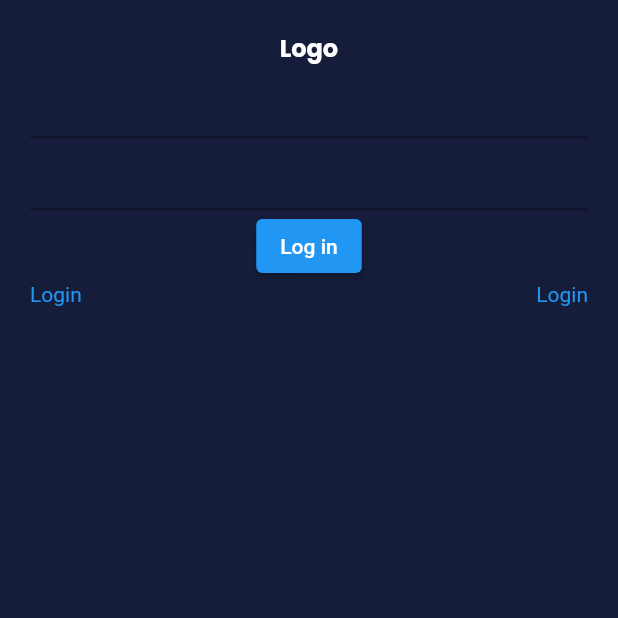
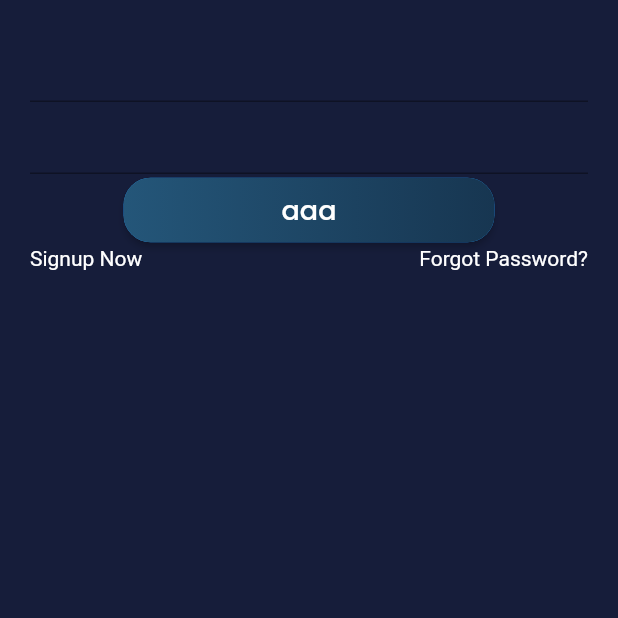
Before and after one commit to FloatKasemtan/CSC291-INFORME, a Flutter app: the screen it shows after launch, after a tap on "Log out", on a phone screen of 412 x 824 dp, the top half of it. Run offline on Flutter 3.47's test engine with Material 2 defaults, Android fonts, the phone set to English and light mode, and no system bars; our stand-ins replace dio, google_fonts; network calls fail.

Commit message:
feat; sign in

```diff
--- a/informe/lib/screens/sign_in.dart
+++ b/informe/lib/screens/sign_in.dart
@@ -1,4 +1,7 @@
 import 'package:flutter/material.dart';
+import 'package:google_fonts/google_fonts.dart';
+import 'package:informe/screens/courses.dart';
+import 'package:informe/screens/get_start.dart';
 import 'package:informe/widgets/sign_in/bottom_action.dart';
 import 'package:informe/widgets/sign_in/custom_textform.dart';
 import 'package:informe/widgets/sign_in/logo.dart';
@@ -30,7 +33,50 @@ class _SignInState extends State<SignIn> {
           children: [
             Logo(),
             CustomTextForm(),
-            ElevatedButton(onPressed: () {}, child: Text("Log in")),
+            // ElevatedButton(
+            //     onPressed: () {
+            //       Navigator.push(
+            //         context,
+            //         MaterialPageRoute(builder: (context) => const Courses()),
+            //       );
+            //     },
+            //     child: Text("Log in"),decoration: BoxDecoration(
+            //           gradient: LinearGradient(
+            //               begin: Alignment.centerLeft,
+            //               end: Alignment.centerRight,
+            //               colors: [Colors.purple, Colors.blue])))
+            ElevatedButton(
+              onPressed: () {},
+              style: ElevatedButton.styleFrom(
+                padding: const EdgeInsets.all(0),
+                shape: RoundedRectangleBorder(
+                  borderRadius: BorderRadius.circular(18.0),
+                ),
+              ),
+              child: Ink(
+                decoration: const BoxDecoration(
+                  gradient: LinearGradient(
+                    colors: <Color>[
+                      Color(0xFF245679),
+                      Color(0xFF173651),
+                    ],
+                    begin: Alignment.centerLeft,
+                    end: Alignment.centerRight,
+                  ),
+                  borderRadius: BorderRadius.all(Radius.circular(18.0)),
+                ),
+                child: Container(
+                  padding: const EdgeInsets.all(8),
+                  width: MediaQuery.of(context).size.width * 0.6,
+                  child: Text(
+                    "aaa",
+                    style: GoogleFonts.poppins(fontSize: 18),
+                    textAlign: TextAlign.center,
+                  ),
+                ),
+              ),
+            ),
+
             BottomAction()
           ],
         ),
--- a/informe/lib/widgets/sign_in/bottom_action.dart
+++ b/informe/lib/widgets/sign_in/bottom_action.dart
@@ -11,9 +11,9 @@ class BottomAction extends StatelessWidget {
       children: [
         RichText(
           text: TextSpan(
-              text: 'Login',
+              text: 'Signup Now',
               style: TextStyle(
-                color: Colors.blue,
+                color: Colors.white,
               ),
               recognizer: TapGestureRecognizer()
                 ..onTap = () {
@@ -22,9 +22,9 @@ class BottomAction extends StatelessWidget {
         ),
         RichText(
           text: TextSpan(
-              text: 'Login',
+              text: 'Forgot Password?',
               style: TextStyle(
-                color: Colors.blue,
+                color: Colors.white
               ),
               recognizer: TapGestureRecognizer()
                 ..onTap = () {
--- a/informe/lib/widgets/sign_in/logo.dart
+++ b/informe/lib/widgets/sign_in/logo.dart
@@ -6,7 +6,13 @@ class Logo extends StatelessWidget {
   @override
   Widget build(BuildContext context) {
     return Container(
-      child: Text("Logo"),
+      child: Column(
+        children: <Widget>[
+          // Image.asset(
+          //   'assets/logoindex.png',
+          // ),
+        ],
+      ),
     );
   }
 }
--- a/informe/pubspec.yaml
+++ b/informe/pubspec.yaml
@@ -61,6 +61,7 @@ flutter:
   # To add assets to your application, add an assets section, like this:
   assets:
     - assets/undercon.png
+    - assets/logoindex.png
   #   - images/a_dot_ham.jpeg
 
   # An image asset can refer to one or more resolution-specific "variants", see
```
Also changed, not shown: informe/assets/logoindex.png (added).
